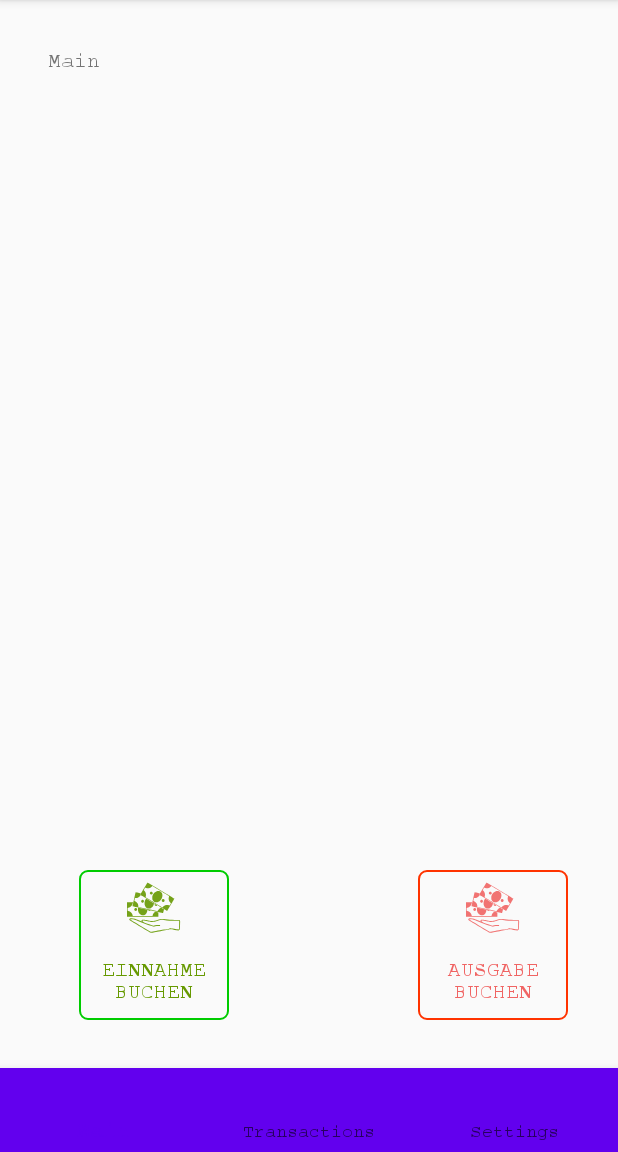
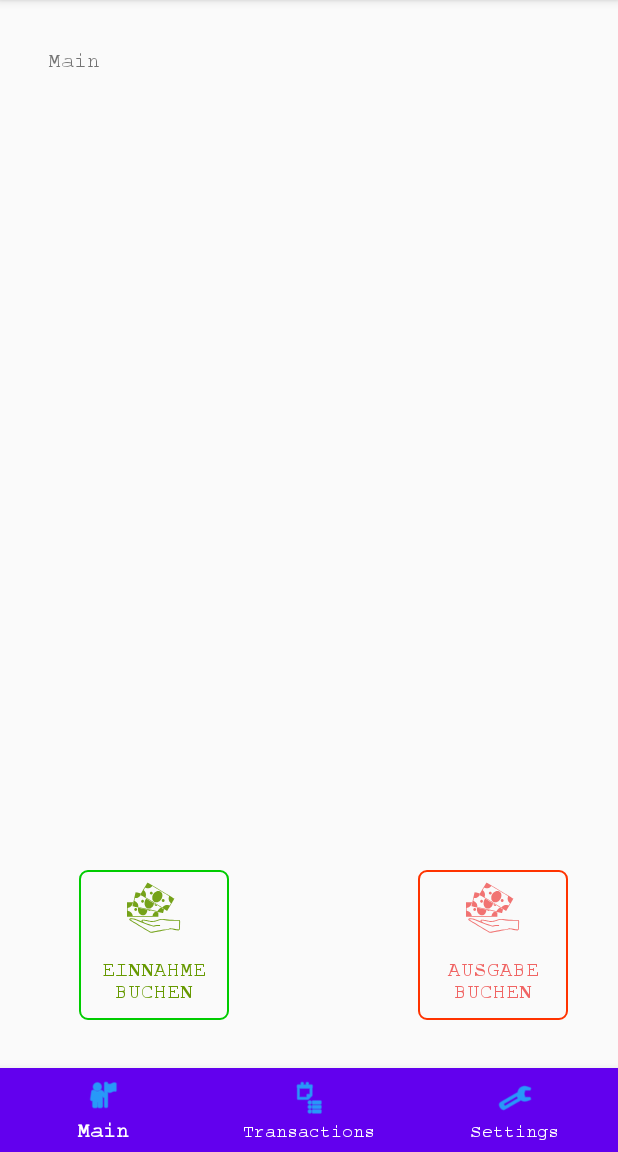
Before and after one commit to Hartlex/FinanzApp, an Android app: the screen it shows after launch (MainActivity), on a phone screen of 412 x 824 dp, the part 84-1236 px from its top. Run offline under Robolectric (Android 15) with nearby library versions, the phone set to English and light mode, and no system bars.

Commit message:
Changed Layout of the BottomNavigationBar Linked Selecting Items in both Menus

```diff
--- a/app/src/main/java/com/example/finanzapp/MainActivity.java
+++ b/app/src/main/java/com/example/finanzapp/MainActivity.java
@@ -41,25 +41,6 @@ public class MainActivity extends AppCompatActivity {
             }
         });
 
-        btn_revenue = (Button) findViewById(R.id.btn_revenue);
-        btn_expense = (Button) findViewById(R.id.btn_expense);
-
-        /**  btn_revenue.setOnClickListener(new View.OnClickListener() {
-            @Override
-            public void onClick(View view) {
-                Intent intent = new Intent (MainActivity.this, AddEntryActivity.class);
-                startActivity(intent);
-
-            }
-        });
-        btn_expense.setOnClickListener(new View.OnClickListener() {
-            @Override
-            public void onClick(View view) {
-                Intent intent1 = new Intent (MainActivity.this, AddEntryActivity.class);
-                startActivity(intent1);
-            }
-        });  */
-
     }
 
     @Override
@@ -72,6 +53,8 @@ public class MainActivity extends AppCompatActivity {
     @Override
     public boolean onOptionsItemSelected(MenuItem item) {
         SelectFragment(item);
+        BottomNavigationView bottomNavView = findViewById(R.id.navigationView);
+        bottomNavView.setSelectedItemId(item.getItemId());
         return super.onOptionsItemSelected(item);
     }
 
--- a/app/src/main/res/layout/activity_main.xml
+++ b/app/src/main/res/layout/activity_main.xml
@@ -47,6 +47,8 @@
             app:layout_constraintBottom_toBottomOf="parent"
             app:layout_constraintLeft_toLeftOf="parent"
             app:layout_constraintRight_toRightOf="parent"
+            app:itemTextColor="@color/white"
+            app:itemIconTint="@color/aqua"
             app:menu="@menu/menu_main"
             />
     </androidx.constraintlayout.widget.ConstraintLayout>
--- a/app/src/main/res/menu/menu_main.xml
+++ b/app/src/main/res/menu/menu_main.xml
@@ -4,17 +4,20 @@
     tools:context="com.example.finanzapp.MainActivity">
     <item
         android:id="@+id/action_main"
+        android:icon="@android:drawable/ic_menu_myplaces"
         android:orderInCategory="1"
         android:title="@string/action_main"
         app:showAsAction="never" />
 
     <item
         android:id="@+id/action_transactions"
+        android:icon="@android:drawable/ic_menu_agenda"
         android:orderInCategory="2"
         android:title="@string/action_transactions"
         app:showAsAction="never" />
     <item
         android:id="@+id/action_settings"
+        android:icon="@android:drawable/ic_menu_manage"
         android:orderInCategory="3"
         android:title="@string/action_settings"
         app:showAsAction="never" />
--- a/app/src/main/res/values/styles.xml
+++ b/app/src/main/res/values/styles.xml
@@ -18,4 +18,9 @@
 
     <style name="AppTheme.PopupOverlay" parent="ThemeOverlay.AppCompat.Light" />
 
+    <style name="NavDrawerTextStyle" parent="Base.TextAppearance.AppCompat">
+        <item name="android:textColor">@color/colorPrimaryDark</item>
+        <item name="android:textSize">24sp</item>
+        <item name="android:textStyle">bold</item>
+    </style>
 </resources>
```
Also changed, not shown: app/src/main/res/values/colors.xml (+16 -1 lines).
